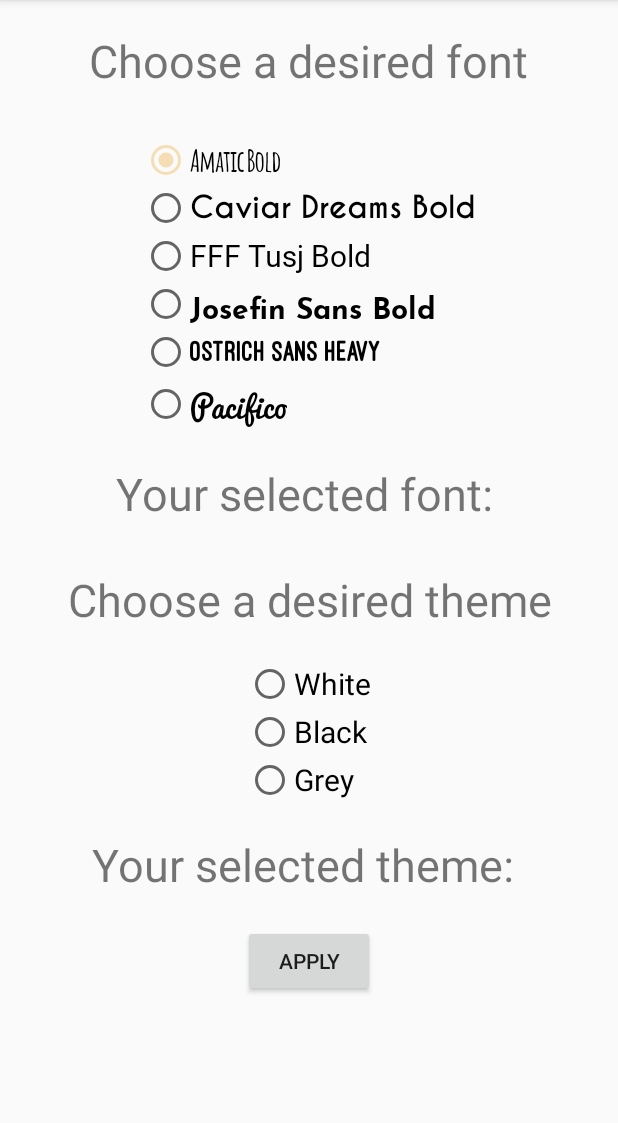
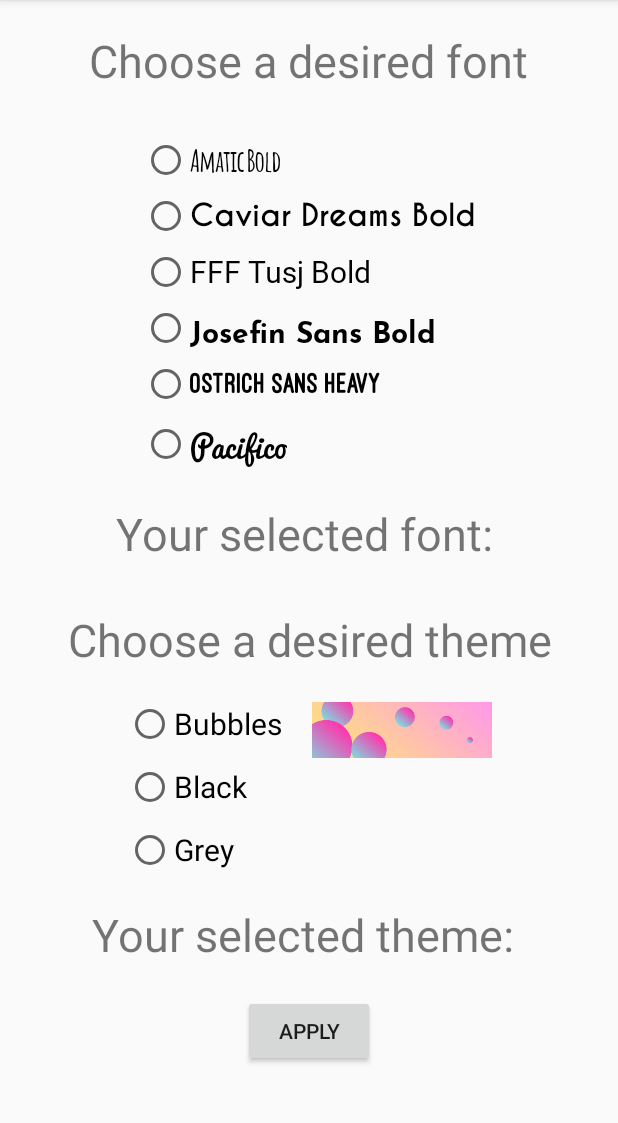
Before and after one commit to Bas-99/Droid69, an Android app: the CustomizeActivity screen opened directly, with no data from a screen before it, on a phone screen of 412 x 824 dp, the part 84-1207 px from its top. Run offline under Robolectric (Android 15) with nearby library versions, the phone set to English and light mode, and no system bars; Roboto replaces fonts that are not available here.

Commit message:
Added the "bubbles" theme and also added preview for this theme

```diff
--- a/src/main/res/layout/activity_customize.xml
+++ b/src/main/res/layout/activity_customize.xml
@@ -7,8 +7,7 @@
         android:layout_height="match_parent"
         tools:context=".CustomizeActivity"
         android:id="@+id/drawer_layout"
-        android:fitsSystemWindows="true"
-        tools:openDrawer="start">
+        android:fitsSystemWindows="true">
 
     <com.google.android.material.navigation.NavigationView
             android:layout_width="wrap_content"
@@ -60,7 +59,6 @@
                     android:layout_height="wrap_content"
                     android:text="Amatic Bold"
                     android:onClick="checkButton"
-                    android:checked="true"
                     android:fontFamily="@font/font1"
                     android:textSize="20dp"/>
             <RadioButton
@@ -68,6 +66,7 @@
                     android:layout_width="wrap_content"
                     android:layout_height="wrap_content"
                     android:text="Caviar Dreams Bold"
+                    android:layout_marginTop="5dp"
                     android:onClick="checkButton"
                     android:fontFamily="@font/font2"
                     android:textSize="20dp"/>
@@ -75,6 +74,7 @@
                     android:id="@+id/radio_three"
                     android:layout_width="wrap_content"
                     android:layout_height="wrap_content"
+                    android:layout_marginTop="5dp"
                     android:text="FFF Tusj Bold"
                     android:onClick="checkButton"
                     android:fontFamily="@font/font3"
@@ -83,6 +83,7 @@
                     android:id="@+id/radio_four"
                     android:layout_width="wrap_content"
                     android:layout_height="wrap_content"
+                    android:layout_marginTop="5dp"
                     android:text="Josefin Sans Bold"
                     android:onClick="checkButton"
                     android:fontFamily="@font/font4"
@@ -91,6 +92,7 @@
                     android:id="@+id/radio_five"
                     android:layout_width="wrap_content"
                     android:layout_height="wrap_content"
+                    android:layout_marginTop="5dp"
                     android:text="Ostrich Sans Heavy"
                     android:onClick="checkButton"
                     android:fontFamily="@font/font5"
@@ -99,6 +101,7 @@
                     android:id="@+id/radio_six"
                     android:layout_width="wrap_content"
                     android:layout_height="wrap_content"
+                    android:layout_marginTop="5dp"
                     android:text="Pacifico"
                     android:onClick="checkButton"
                     android:fontFamily="@font/font6"
@@ -129,43 +132,64 @@
                 android:gravity="center_horizontal"
                 android:textSize="30dp"/>
 
+        <LinearLayout
+                android:layout_width="wrap_content"
+                android:layout_height="wrap_content"
+                android:layout_centerHorizontal="true"
+                android:orientation="horizontal"
+                android:id="@+id/relativeLayoutRadioGroup"
+                android:layout_below="@id/backgroundSelecter"
+                android:layout_marginTop="20dp">
+
             <RadioGroup
                     android:id="@+id/radioGroupBackground"
                     android:layout_width="wrap_content"
                     android:layout_height="wrap_content"
-                android:layout_below="@id/backgroundSelecter"
-                android:layout_marginTop="20dp"
-                android:layout_centerHorizontal="true">
+                    android:layout_marginStart="0dp"
+                    android:layout_marginLeft="0dp">
+
                 <RadioButton
                         android:id="@+id/radio_b_one"
                         android:layout_width="wrap_content"
                         android:layout_height="wrap_content"
-                    android:text="White"
+                        android:text="Bubbles"
                         android:onClick="checkButtonBackground"
                         android:textSize="20dp"/>
+
                 <RadioButton
                         android:id="@+id/radio_b_two"
                         android:layout_width="wrap_content"
                         android:layout_height="wrap_content"
                         android:text="Black"
                         android:onClick="checkButtonBackground"
+                        android:layout_marginTop="10dp"
                         android:textSize="20dp"/>
+
                 <RadioButton
                         android:id="@+id/radio_b_three"
                         android:layout_width="wrap_content"
                         android:layout_height="wrap_content"
                         android:text="Grey"
                         android:onClick="checkButtonBackground"
+                        android:layout_marginTop="10dp"
                         android:textSize="20dp"/>
 
             </RadioGroup>
 
+            <ImageView
+                    android:id="@+id/theme1preview"
+                    android:src="@drawable/theme1preview"
+                    android:layout_width="120dp"
+                    android:layout_height="40dp"
+                    android:layout_marginStart="20dp" android:layout_marginLeft="20dp"/>
+
+        </LinearLayout>
         <TextView
                 android:layout_width="wrap_content"
                 android:layout_height="wrap_content"
                 android:textSize="30dp"
                 android:text="Your selected theme: "
-                android:layout_below="@id/radioGroupBackground"
+                android:layout_below="@id/relativeLayoutRadioGroup"
                 android:layout_marginTop="20dp"
                 android:layout_centerHorizontal="true"
                 android:paddingRight="15dp"
```
Also changed, not shown: src/main/java/com/example/droid69/AgendaActivity.java (+2 -24 lines), src/main/java/com/example/droid69/CustomizeActivity.java (+35 -0 lines), src/main/res/drawable/theme1_small.png (added), src/main/res/drawable/theme1preview.png (added), 1 other file. Lines whose indentation alone changed are shown as unchanged.
